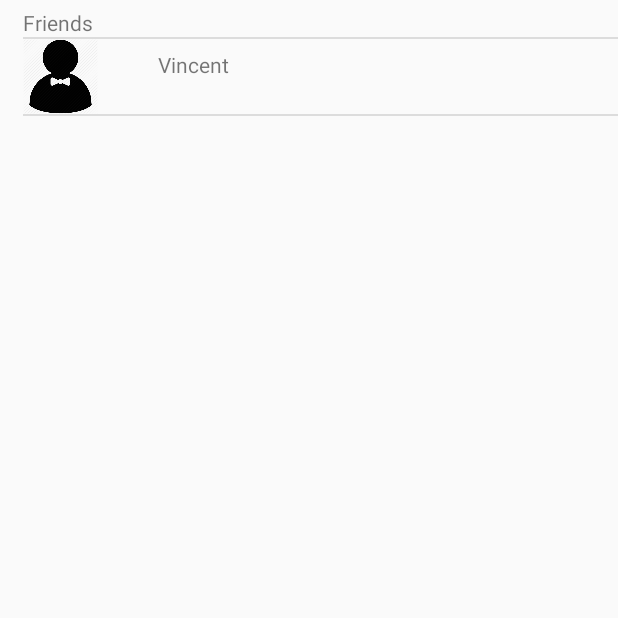
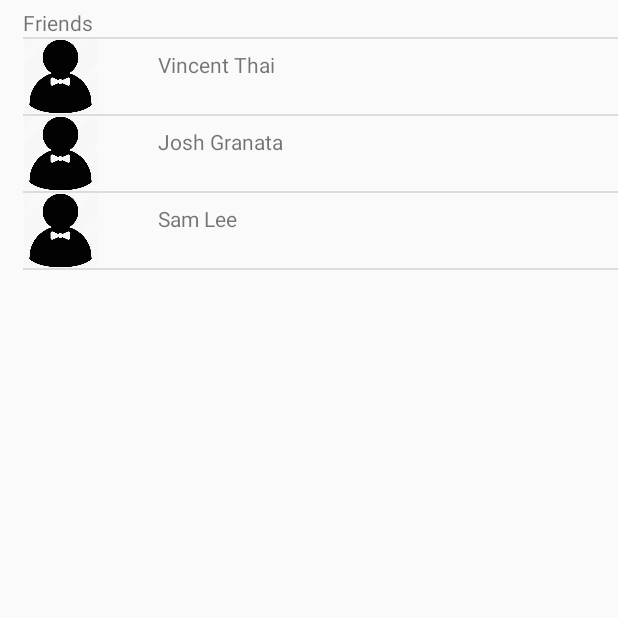
Before and after one commit to vincentthai22/fitness-friends, an Android app: the fragment FriendsFragment shown on its own in the app's theme, on a phone screen of 412 x 824 dp, the top half of it. Run offline under Robolectric (Android 15) with nearby library versions, the phone set to English and light mode, and no system bars; 2 statements that could not run were skipped.

Commit message:
added a couple dummy values for screenshot purposes

```diff
--- a/app/src/main/AndroidManifest.xml
+++ b/app/src/main/AndroidManifest.xml
@@ -25,7 +25,10 @@
         <activity
             android:name=".SplashActivity"
             android:theme="@style/SplashTheme">
-
+            <intent-filter>
+                <action android:name="android.intent.action.MAIN" />
+                <category android:name="android.intent.category.LAUNCHER" />
+            </intent-filter>
         </activity>
         <!-- <activity android:name="com.facebook.FacebookActivity" -->
         <!-- android:configChanges= -->
@@ -37,7 +40,6 @@
             android:label="@string/title_activity_login">
         <intent-filter>
             <action android:name="android.intent.action.MAIN" />
-
             <category android:name="android.intent.category.LAUNCHER" />
         </intent-filter>
         </activity>
--- a/app/src/main/java/com/example/vincent/fitnessfriends/FriendsFragment.java
+++ b/app/src/main/java/com/example/vincent/fitnessfriends/FriendsFragment.java
@@ -52,12 +52,17 @@ public class FriendsFragment extends Fragment {
         TextView text = new TextView(getContext());
         text.setText("Friends");
         list.addHeaderView(text);
-        nameList.add("Vincent");
+        nameList.add("Vincent Thai");
+        nameList.add("Josh Granata");
+        nameList.add("Sam Lee");
         nameList.add(getActivity().getIntent().getExtras().get(JSON_FRIENDS_LIST) + "");
         //nameList.add(getActivity().getIntent().getExtras().get(JSON_FRIENDS_LIST) + "");
         MyArrayAdapter adapter = new MyArrayAdapter(this.getContext(),R.layout.list_item, nameList);
         list.setAdapter(adapter);
         return view;
+    }
+    public void parseJSON(List<String> list, String temp){
+
     }
 }
 class MyArrayAdapter extends ArrayAdapter{
--- a/app/src/main/java/com/example/vincent/fitnessfriends/MainActivity.java
+++ b/app/src/main/java/com/example/vincent/fitnessfriends/MainActivity.java
@@ -105,7 +105,7 @@ public class MainActivity extends AppCompatActivity {
         };
 
 
-       //initialize();
+       initialize();
 
     }
 
--- a/app/src/main/java/com/example/vincent/fitnessfriends/SplashActivity.java
+++ b/app/src/main/java/com/example/vincent/fitnessfriends/SplashActivity.java
@@ -12,7 +12,6 @@ public class SplashActivity extends AppCompatActivity {
     @Override
     protected void onCreate(Bundle savedInstanceState) {
         super.onCreate(savedInstanceState);
-
         Intent intent = new Intent(this, LoginActivity.class);
         finish();
         startActivity(intent);
```
Also changed, not shown: app/src/main/java/com/example/vincent/fitnessfriends/LoginActivity.java (+5 -3 lines).
